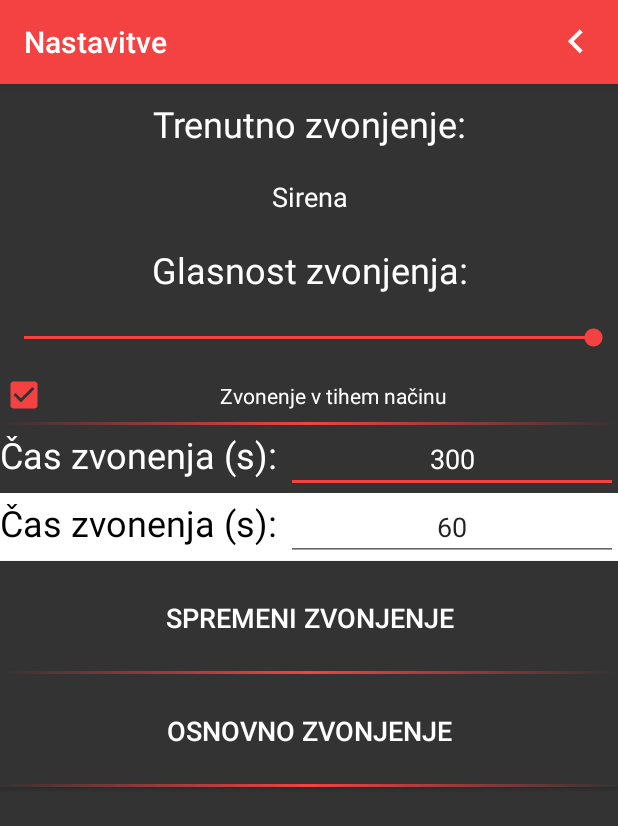
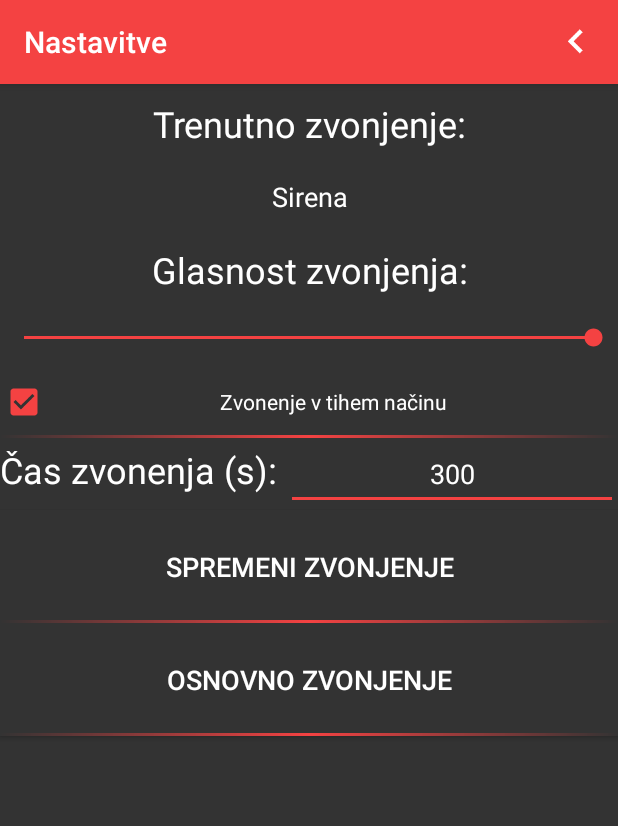
Before and after one commit to Pivk77/Pozivnik, an Android app: the Settings_Ringtone screen opened directly, with no data from a screen before it, on a phone screen of 412 x 824 dp. Shown: the top 826 px of the screen. Run offline under Robolectric (Android 15) with nearby library versions, the phone set to English and light mode, and no system bars.

Commit message:
Fixed settings where reset was shown twice also the timer Fixed some hardcoded text

```diff
--- a/app/src/main/res/layout/activity_prozilci.xml
+++ b/app/src/main/res/layout/activity_prozilci.xml
@@ -23,7 +23,9 @@
             android:layout_height="wrap_content"
             android:layout_gravity="bottom|end"
             android:layout_margin="@dimen/fab_margin"
-            app:srcCompat="@drawable/baseline_add_alert_white_48" />
+            android:contentDescription="@string/dodaj_nov_pro_ilec"
+            app:srcCompat="@drawable/baseline_add_alert_white_48"
+            tools:ignore="SpeakableTextPresentCheck" />
 
     </androidx.coordinatorlayout.widget.CoordinatorLayout>
 
--- a/app/src/main/res/layout/activity_settings__ringtone.xml
+++ b/app/src/main/res/layout/activity_settings__ringtone.xml
@@ -20,7 +20,7 @@
             android:background="@color/background"
             android:gravity="center"
             android:padding="@dimen/dimen_10"
-            android:text="Trenutno zvonjenje:"
+            android:text="@string/trenutno_zvonjenje"
             android:textColor="@color/mainText"
             android:textSize="24sp" />
 
@@ -42,7 +42,7 @@
             android:background="@color/background"
             android:gravity="center"
             android:padding="@dimen/dimen_10"
-            android:text="Glasnost zvonjenja:"
+            android:text="@string/glasnost_zvonjenja"
             android:textColor="@color/mainText"
             android:textSize="24sp" />
 
@@ -62,9 +62,10 @@
             android:background="@drawable/button_border_bottom"
             android:checked="true"
             android:gravity="center|center_vertical"
+            android:minHeight="48dp"
             android:onClick="itemClicked"
             android:padding="@dimen/dimen_10"
-            android:text="Zvonenje v tihem načinu"
+            android:text="@string/zvonenje_v_tihem_na_inu"
             android:textColor="@color/mainText" />
 
         <LinearLayout
@@ -78,50 +79,24 @@
                 android:layout_width="203dp"
                 android:layout_height="wrap_content"
                 android:layout_weight="1"
-                android:text="Čas zvonenja (s):"
+                android:text="@string/as_zvonenja_s"
                 android:textColor="@color/mainText"
                 android:textSize="24sp" />
 
             <EditText
                 android:id="@+id/ring_time"
                 android:layout_width="234dp"
-                android:layout_height="wrap_content"
+                android:layout_height="48dp"
                 android:layout_weight="1"
                 android:ems="10"
-                android:hint="Čas v sekundah"
+                android:hint="@string/as_v_sekundah"
                 android:inputType="number"
-                android:text="60"
+                android:text="@string/_60"
                 android:textAlignment="center"
                 android:textColor="@color/mainText"
                 android:textColorHighlight="@color/mainText"
-                android:textColorHint="@color/mainText" />
-        </LinearLayout>
-
-        <LinearLayout
-            android:layout_width="match_parent"
-            android:layout_height="wrap_content"
-            android:background="#FFFFFF"
-            android:orientation="horizontal">
-
-            <TextView
-                android:id="@+id/textView"
-                android:layout_width="203dp"
-                android:layout_height="wrap_content"
-                android:layout_weight="1"
-                android:text="Čas zvonenja (s):"
-                android:textColor="#000000"
-                android:textSize="24sp" />
-
-            <EditText
-                android:id="@+id/ring_time"
-                android:layout_width="234dp"
-                android:layout_height="wrap_content"
-                android:layout_weight="1"
-                android:ems="10"
-                android:hint="Čas v sekundah"
-                android:inputType="number"
-                android:text="60"
-                android:textAlignment="center" />
+                android:textColorHint="@color/mainText"
+                android:autofillHints="" />
         </LinearLayout>
 
         <Button
@@ -131,7 +106,7 @@
             android:background="@drawable/button_border_bottom"
             android:onClick="changeRingtone"
             android:padding="@dimen/dimen_10"
-            android:text="SPREMENI ZVONJENJE"
+            android:text="@string/spremeni_zvonjenje"
             android:textColor="@color/mainText"
             android:textSize="18sp" />
 
@@ -142,7 +117,7 @@
             android:background="@drawable/button_border_bottom"
             android:onClick="defaultRingtone"
             android:padding="@dimen/dimen_10"
-            android:text="OSNOVNO ZVONJENJE"
+            android:text="@string/osnovno_zvonjenje"
             android:textColor="@color/mainText"
             android:textSize="18sp" />
 
--- a/app/src/main/res/values/strings.xml
+++ b/app/src/main/res/values/strings.xml
@@ -36,4 +36,13 @@
     <string name="test">TEST</string>
     <string name="resetiraj_nastavitve">RESETIRAJ NASTAVITVE</string>
     <string name="dark_mode">Dark Mode</string>
+    <string name="trenutno_zvonjenje">Trenutno zvonjenje:</string>
+    <string name="glasnost_zvonjenja">Glasnost zvonjenja:</string>
+    <string name="zvonenje_v_tihem_na_inu">Zvonenje v tihem načinu</string>
+    <string name="as_zvonenja_s">Čas zvonenja (s):</string>
+    <string name="as_v_sekundah">Čas v sekundah</string>
+    <string name="_60">60</string>
+    <string name="spremeni_zvonjenje">SPREMENI ZVONJENJE</string>
+    <string name="osnovno_zvonjenje">OSNOVNO ZVONJENJE</string>
+    <string name="dodaj_nov_pro_ilec">Dodaj nov prožilec</string>
 </resources>
--- a/build.gradle
+++ b/build.gradle
@@ -7,7 +7,7 @@ buildscript {
 
     }
     dependencies {
-        classpath 'com.android.tools.build:gradle:7.1.2'
+        classpath 'com.android.tools.build:gradle:7.2.2'
 
         // NOTE: Do not place your application dependencies here; they belong
         // in the individual module build.gradle files
```
Also changed, not shown: app/build.gradle (+9 -8 lines), app/src/main/java/com/example/pozivnik/MyService.java (+5 -5 lines), app/src/main/res/layout/activity_settings.xml (+0 -8 lines), gradle/wrapper/gradle-wrapper.properties.
